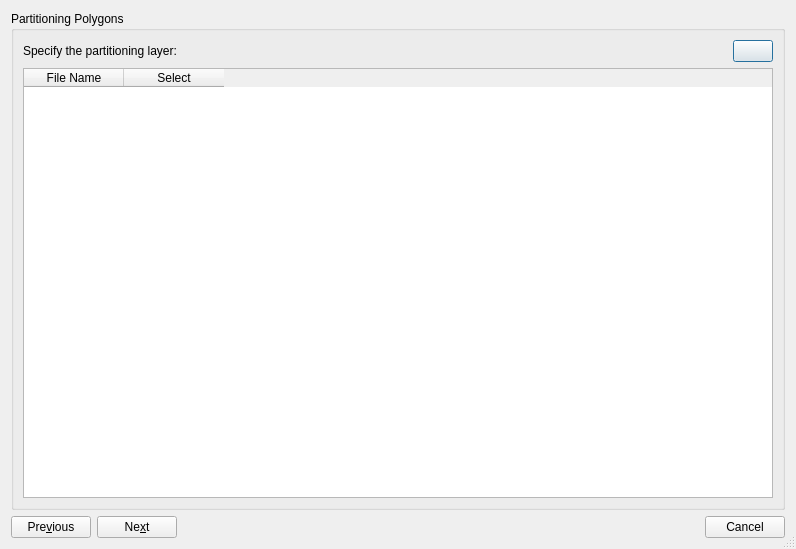
The window that src/qt-widgets/AssignReconstructionPlateIdsDialogUi.ui (GPlates/GPlates) describes before a commit, drawn with Qt 5.
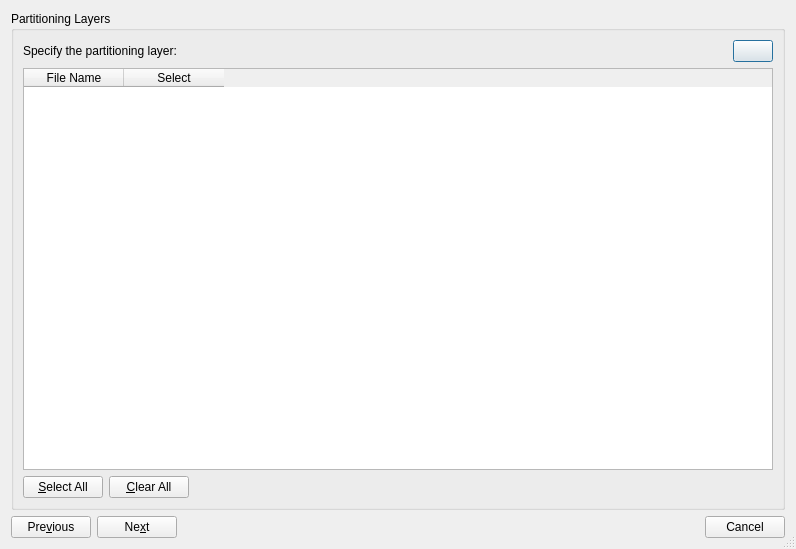
The same window after the commit. The open tabs and pages were chosen to show the change. Icons and pictures are not drawn.

Commit message: (trunk) Assign plate ids dialog can select *multiple* partitioning layers - this is needed since the topological plate polygon dataset is spread across many layers (not just one layer).

The edit to the form file:
```diff
--- a/src/qt-widgets/AssignReconstructionPlateIdsDialogUi.ui
+++ b/src/qt-widgets/AssignReconstructionPlateIdsDialogUi.ui
@@ -30,13 +30,13 @@
         <number>0</number>
        </property>
        <item>
-        <widget class="QGroupBox" name="partitioning_files_group_box" >
-         <property name="title" >
-          <string>Partitioning Polygons</string>
+        <widget class="QGroupBox" name="partitioning_layers_group_box">
+         <property name="title">
+          <string>Partitioning Layers</string>
          </property>
-         <layout class="QVBoxLayout" >
+         <layout class="QVBoxLayout" name="verticalLayout_2">
           <item>
-           <layout class="QHBoxLayout" >
+           <layout class="QHBoxLayout">
             <item>
              <widget class="QLabel" name="partitioning_layers_label" >
               <property name="text" >
@@ -74,8 +74,8 @@
            </layout>
           </item>
           <item>
-           <widget class="QTableWidget" name="table_partitioning_layers" >
-            <property name="alternatingRowColors" >
+           <widget class="QTableWidget" name="table_partitioning_layers">
+            <property name="alternatingRowColors">
              <bool>true</bool>
             </property>
             <property name="selectionMode" >
@@ -105,6 +105,46 @@
             </column>
            </widget>
           </item>
+          <item>
+           <layout class="QHBoxLayout" name="select_or_clear_all_layers">
+            <item>
+             <widget class="QPushButton" name="button_select_all_partitioning_layers">
+              <property name="toolTip">
+               <string>Select all files</string>
+              </property>
+              <property name="text">
+               <string>&amp;Select All</string>
+              </property>
+             </widget>
+            </item>
+            <item>
+             <widget class="QPushButton" name="button_clear_all_partitioning_layers">
+              <property name="enabled">
+               <bool>true</bool>
+              </property>
+              <property name="toolTip">
+               <string>Clear all files</string>
+              </property>
+              <property name="text">
+               <string>&amp;Clear All</string>
+              </property>
+             </widget>
+            </item>
+            <item>
+             <spacer>
+              <property name="orientation">
+               <enum>Qt::Horizontal</enum>
+              </property>
+              <property name="sizeHint" stdset="0">
+               <size>
+                <width>40</width>
+                <height>20</height>
+               </size>
+              </property>
+             </spacer>
+            </item>
+           </layout>
+          </item>
          </layout>
         </widget>
        </item>
@@ -617,7 +657,7 @@
     </widget>
    </item>
    <item>
-    <layout class="QHBoxLayout" >
+    <layout class="QHBoxLayout">
      <item>
       <widget class="QPushButton" name="button_prev" >
        <property name="text" >
```
Left out of the diff: 439 changed lines with no effect on the pictures. The commit also changes 4 other files.
